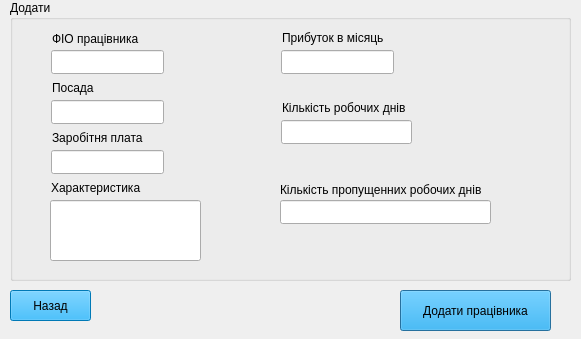
Qt form addworker.ui (shinkaisyouzyo/kursova) before a commit.
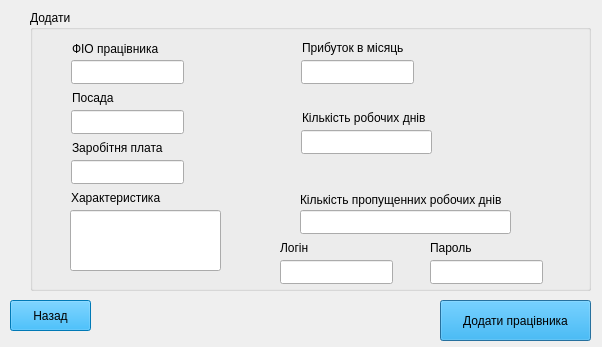
The same form after that commit.

Patch:
```diff
--- a/addworker.ui
+++ b/addworker.ui
@@ -6,8 +6,8 @@
    <rect>
     <x>0</x>
     <y>0</y>
-    <width>581</width>
-    <height>339</height>
+    <width>602</width>
+    <height>347</height>
    </rect>
   </property>
   <property name="windowTitle">
@@ -16,8 +16,8 @@
   <widget class="QPushButton" name="pushButton">
    <property name="geometry">
     <rect>
-     <x>400</x>
-     <y>290</y>
+     <x>440</x>
+     <y>300</y>
      <width>151</width>
      <height>41</height>
     </rect>
@@ -34,7 +34,7 @@
    <property name="geometry">
     <rect>
      <x>10</x>
-     <y>290</y>
+     <y>300</y>
      <width>81</width>
      <height>31</height>
     </rect>
@@ -50,8 +50,8 @@
   <widget class="QGroupBox" name="groupBox">
    <property name="geometry">
     <rect>
-     <x>10</x>
-     <y>0</y>
+     <x>30</x>
+     <y>10</y>
      <width>561</width>
      <height>281</height>
     </rect>
@@ -226,6 +226,58 @@
      </rect>
     </property>
    </widget>
+   <widget class="QLineEdit" name="lineEdit_8">
+    <property name="geometry">
+     <rect>
+      <x>250</x>
+      <y>250</y>
+      <width>113</width>
+      <height>24</height>
+     </rect>
+    </property>
+    <property name="text">
+     <string/>
+    </property>
+   </widget>
+   <widget class="QLineEdit" name="lineEdit_9">
+    <property name="geometry">
+     <rect>
+      <x>400</x>
+      <y>250</y>
+      <width>113</width>
+      <height>24</height>
+     </rect>
+    </property>
+    <property name="text">
+     <string/>
+    </property>
+   </widget>
+   <widget class="QLabel" name="label_9">
+    <property name="geometry">
+     <rect>
+      <x>250</x>
+      <y>230</y>
+      <width>51</width>
+      <height>16</height>
+     </rect>
+    </property>
+    <property name="text">
+     <string>Логін</string>
+    </property>
+   </widget>
+   <widget class="QLabel" name="label_10">
+    <property name="geometry">
+     <rect>
+      <x>400</x>
+      <y>230</y>
+      <width>51</width>
+      <height>16</height>
+     </rect>
+    </property>
+    <property name="text">
+     <string>Пароль</string>
+    </property>
+   </widget>
   </widget>
  </widget>
  <tabstops>
```
